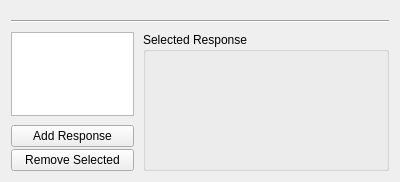
Qt form frcpredict/ui/input/fluorophore/fluorophore_settings_w.ui (Bodeeen/Resolution_prediction_software) before a commit.
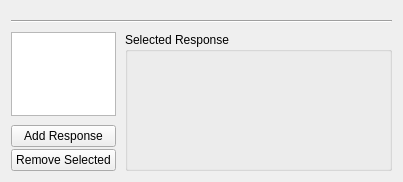
The same form after that commit. Custom widgets are drawn as their Qt base class.

Commit message: improvement: misc UI adjustments and comment edits

```diff
--- a/frcpredict/ui/input/fluorophore/fluorophore_settings_w.ui
+++ b/frcpredict/ui/input/fluorophore/fluorophore_settings_w.ui
@@ -6,7 +6,7 @@
    <rect>
     <x>0</x>
     <y>0</y>
-    <width>400</width>
+    <width>403</width>
     <height>182</height>
    </rect>
   </property>
@@ -28,11 +28,23 @@
     </widget>
    </item>
    <item>
-    <layout class="QHBoxLayout" name="horizontalLayout_2" stretch="1,2">
+    <layout class="QHBoxLayout" name="horizontalLayout_2" stretch="0,1">
      <item>
       <layout class="QVBoxLayout" name="verticalLayout_4">
        <item>
         <widget class="QListWidget" name="listResponses">
+         <property name="minimumSize">
+          <size>
+           <width>105</width>
+           <height>0</height>
+          </size>
+         </property>
+         <property name="maximumSize">
+          <size>
+           <width>105</width>
+           <height>16777215</height>
+          </size>
+         </property>
          <property name="sortingEnabled">
           <bool>true</bool>
          </property>
```
The commit also changes 6 other files.
